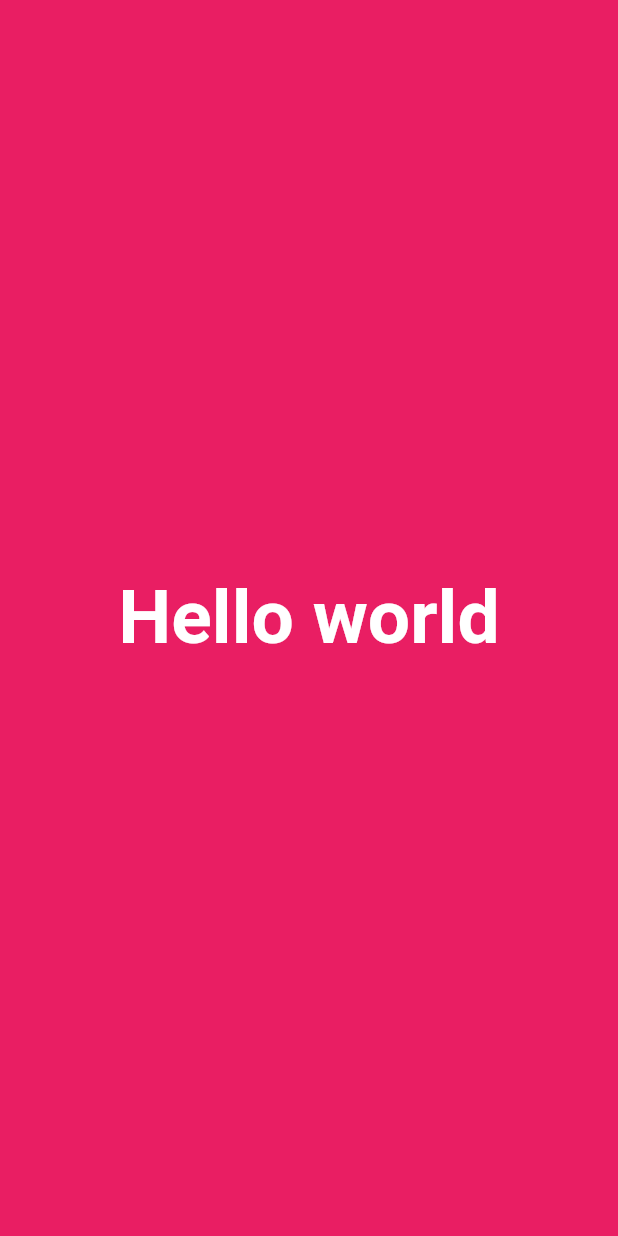
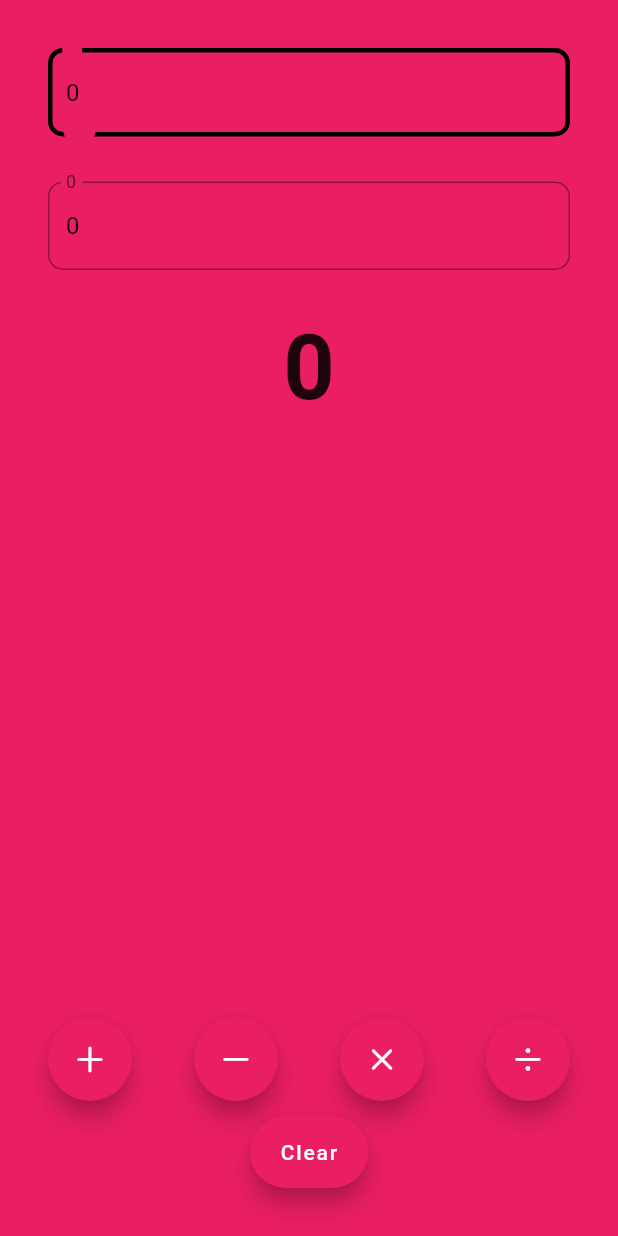
Before and after one commit to mdsomad/Master_Flutter_Widgets, a Flutter app: the screen it shows after launch, on a phone screen of 412 x 824 dp. Run offline on Flutter 3.47's test engine with Material 2 defaults, Android fonts, the phone set to English and light mode, and no system bars.

Commit message:
Calculator App Complete

```diff
--- a/lib/app/app.dart
+++ b/lib/app/app.dart
@@ -1,6 +1,6 @@
 
 import 'package:flutter/material.dart';
-import 'package:master_flutter/view/home_view.dart';
+import 'package:master_flutter/views/home_view.dart';
 
 class MyApp extends StatelessWidget {
   const MyApp({
@@ -10,7 +10,11 @@ class MyApp extends StatelessWidget {
   @override
   Widget build(BuildContext context) {
     return MaterialApp(
+      debugShowCheckedModeBanner: false,
      title: "Flutter Application",
+     theme: ThemeData(
+      primarySwatch: Colors.pink
+     ),
      home: HomeView()
     );
   }
--- a/lib/view/home_view.dart
+++ /dev/null
@@ -1,15 +0,0 @@
-import 'package:flutter/material.dart';
-
-class HomeView extends StatelessWidget {
-  const HomeView({super.key});
-
-  @override
-  Widget build(BuildContext context) {
-    return Scaffold(
-      body: Container(
-        color: Colors.pink,
-        child: Center(child: Text('Hello world',style: TextStyle(fontSize: 50,color: Colors.white,fontWeight: FontWeight.w700),)),
-      ),
-    );
-  }
-}
--- /dev/null
+++ b/lib/views/calculator_view.dart
@@ -0,0 +1,199 @@
+// ignore_for_file: unused_import
+
+import 'dart:developer';
+
+import 'package:flutter/cupertino.dart';
+import 'package:flutter/material.dart';
+
+class CalculatorView extends StatefulWidget {
+  const CalculatorView({super.key});
+
+  @override
+  State<CalculatorView> createState() => _CalculatorViewState();
+}
+
+class _CalculatorViewState extends State<CalculatorView> {
+  final displayOneController = TextEditingController();
+  final displayTwoController = TextEditingController();
+
+  late final AppLifecycleListener _listener;
+
+  int x = 0;
+  int y = 0;
+  num z = 0;
+
+  int iconActiveColor = 0;
+
+  @override
+  void initState() {
+    // TODO: implement initState
+    super.initState();
+    displayOneController.text = x.toString();
+    displayTwoController.text = y.toString();
+
+    _listener = AppLifecycleListener(
+      onShow: _onShow,
+      onHide: _onHide,
+      onResume: _onResume,
+      onDetach: _onDetach,
+      onInactive: _onInactive,
+      onPause: _onPause,
+      onRestart: _onRestart,
+      onStateChange: _onStateChange,
+      // onExitRequested: _onExitRequested,
+    );
+  }
+
+  void _onShow() => log("onShow called");
+
+  void _onHide() => log("onHide called");
+
+  void _onResume() => log("onResume called");
+
+  void _onDetach() => log("onDetach called");
+
+  void _onInactive() => log("onInactive called");
+
+  void _onPause() => log("onPause called");
+
+  void _onRestart() => log("onRestart called");
+
+  void _onStateChange(AppLifecycleState state) {
+    log("onStateChange called with state: $state");
+  }
+
+  @override
+  void dispose() {
+    // TODO: implement dispose
+    displayOneController.dispose();
+    displayTwoController.dispose();
+    _listener.dispose();
+    super.dispose();
+  }
+
+  @override
+  Widget build(BuildContext context) {
+    return Padding(
+      padding: const EdgeInsets.all(32.0),
+      child: Column(
+        children: [
+          CalculatorDisplay(
+            key: Key('displayOne'),
+              hintText: "Enter First Number", controller: displayOneController),
+          const SizedBox(
+            height: 30,
+          ),
+          CalculatorDisplay(
+              key: Key('displayTwo'),
+              hintText: "Enter Second Number",
+              controller: displayTwoController),
+          const SizedBox(
+            height: 30,
+          ),
+          Text(
+            key: Key("Result"),
+            z.toString(),
+            style: TextStyle(fontSize: 60, fontWeight: FontWeight.bold),
+          ),
+          const Spacer(),
+          Row(
+            mainAxisAlignment: MainAxisAlignment.spaceBetween,
+            children: [
+              FloatingActionButton(
+                onPressed: () {
+                  setState(() {
+                    iconActiveColor = 1;
+                    z = num.tryParse(displayOneController.text)! +
+                        num.tryParse(displayTwoController.text)!;
+                    print(z);
+                    log("click add");
+                  });
+                },
+                child:  Icon(CupertinoIcons.add,color: iconActiveColor == 1 ? Colors.green : Colors.white,),
+              ),
+              FloatingActionButton(
+                onPressed: () {
+                  setState(() {
+                    iconActiveColor = 2;
+                    z = num.tryParse(displayOneController.text)! -
+                        num.tryParse(displayTwoController.text)!;
+                    log("click minus");
+                  });
+                },
+                child:  Icon(CupertinoIcons.minus,color: iconActiveColor == 2 ? Colors.green : Colors.white,),
+              ),
+              FloatingActionButton(
+                onPressed: () {
+                  setState(() {
+                    iconActiveColor = 3;
+                    z = num.tryParse(displayOneController.text)! *
+                        num.tryParse(displayTwoController.text)!;
+                    log("click multiply");
+                  });
+                },
+                child: Icon(CupertinoIcons.multiply,color: iconActiveColor == 3 ? Colors.green : Colors.white,),
+              ),
+              FloatingActionButton(
+                onPressed: () {
+                  setState(() {
+                    iconActiveColor = 4;
+                    z = num.tryParse(displayOneController.text)! /
+                        num.tryParse(displayTwoController.text)!;
+                    log("click divide");
+                  });
+                },
+                child:  Icon(CupertinoIcons.divide,color: iconActiveColor == 4 ? Colors.green : Colors.white,),
+              ),
+            ],
+          ),
+          SizedBox(
+            height: 10,
+          ),
+          FloatingActionButton.extended(
+            onPressed: () {
+              setState(() {
+                x = 0;
+                y = 0;
+                z = 0;
+                displayOneController.clear();
+                displayTwoController.clear();
+                iconActiveColor = 0;
+              });
+            },
+            label: Text('Clear'),
+          ),
+        ],
+      ),
+    );
+  }
+}
+
+class CalculatorDisplay extends StatelessWidget {
+  final String? hintText;
+  final TextEditingController controller;
+  const CalculatorDisplay(
+      {super.key, this.hintText = "Enter a Number", required this.controller});
+
+  @override
+  Widget build(BuildContext context) {
+    return TextField(
+      keyboardType: TextInputType.number,
+      autofocus: true,
+      controller: controller,
+      decoration: InputDecoration(
+        border: OutlineInputBorder(
+            borderSide: BorderSide(color: Colors.yellow, width: 3.0),
+            borderRadius: BorderRadius.circular(10)),
+        labelText: '0',
+        hintText: hintText,
+        hintStyle: TextStyle(color: Colors.black),
+        focusedBorder: OutlineInputBorder(
+            borderSide: BorderSide(
+              color: Colors.black,
+              width: 3.0,
+            ),
+            borderRadius: BorderRadius.circular(10)),
+      ),
+    );
+  }
+}
--- /dev/null
+++ b/lib/views/home_view.dart
@@ -0,0 +1,19 @@
+import 'package:flutter/material.dart';
+import 'package:master_flutter/views/calculator_view.dart';
+
+class HomeView extends StatelessWidget {
+  const HomeView({super.key});
+
+  @override
+  Widget build(BuildContext context) {
+    return Scaffold(
+      backgroundColor: Colors.pink,
+      body: SafeArea(
+        child: Container(
+          color: Colors.pink,
+          child: CalculatorView()
+        ),
+      ),
+    );
+  }
+}
```
Also changed, not shown: 2 other files.
